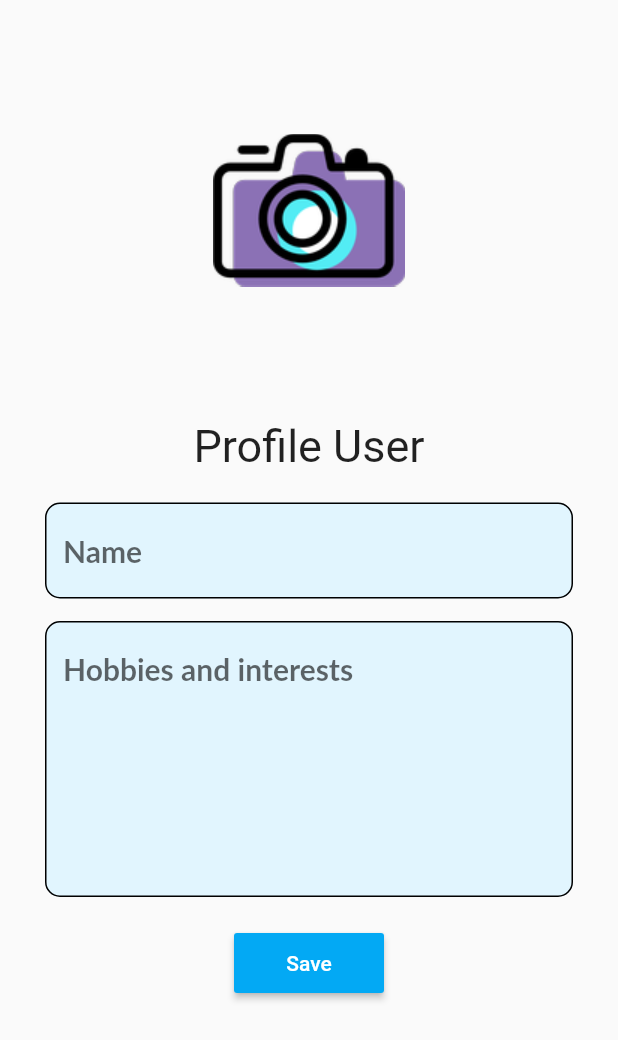
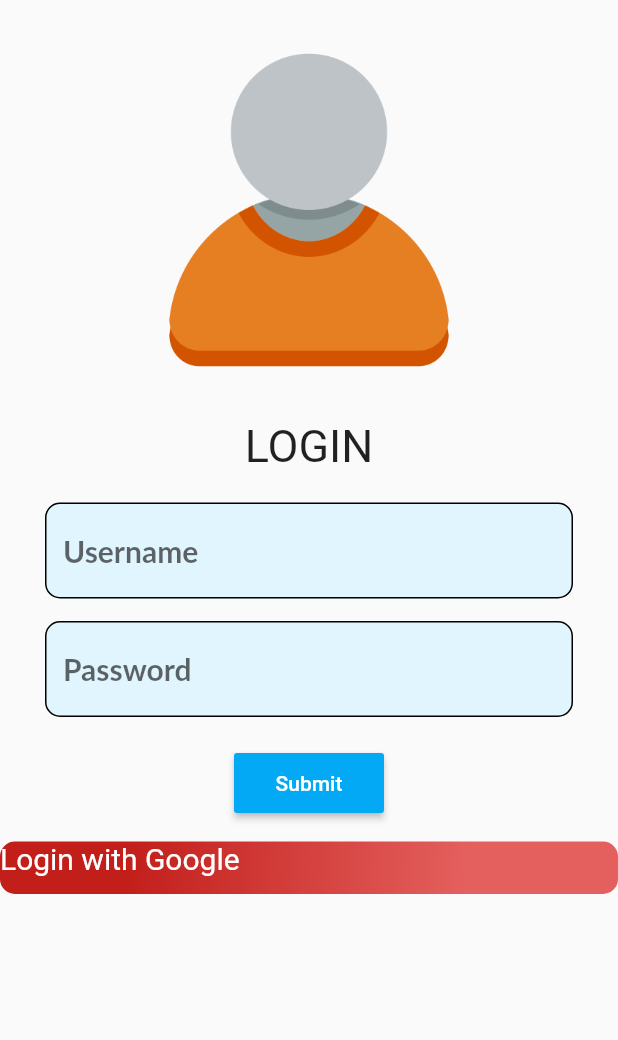
Before and after one commit to CriSanbed/Lab02, a Flutter app: the screen it shows after launch, on a phone screen of 412 x 824 dp. Shown: the top 1040 px of the screen. Run offline on Flutter 3.47's test engine with Material 2 defaults, Android fonts, the phone set to English and light mode, and no system bars; missing offline and left inert: generic_bloc_provider; Roboto replaces fonts that are missing (Lato).

Commit message:
Bloc provider y boton con Google

```diff
--- /dev/null
+++ b/flutter_application_1/lib/User/UI/Screen/login2.dart
@@ -0,0 +1,80 @@
+import 'package:flutter/material.dart';
+import 'package:flutter_application_1/User/UI/Widgets/textinput.dart';
+import 'package:flutter_application_1/User/UI/Widgets/googleButton.dart';
+
+class Login2 extends StatelessWidget {
+  final _controllerUsername = TextEditingController();
+  final _controllerPassword = TextEditingController();
+
+  @override
+  Widget build(BuildContext context) {
+    return Scaffold(
+        body: Container(
+      child: ListView(
+        children: <Widget>[
+          Container(
+            height: 250.0,
+            width: 250.0,
+            margin: EdgeInsets.only(top: 15.0),
+            decoration: BoxDecoration(
+              image: DecorationImage(
+                fit: BoxFit.scaleDown,
+                image: AssetImage("assets/img/login.png"),
+              ),
+              borderRadius: BorderRadius.all(Radius.circular(10.0)),
+              shape: BoxShape.rectangle,
+            ),
+          ), //CONTAINER PARA LA FOTO
+
+          Container(
+            height: 40.0,
+            margin: EdgeInsets.only(top: 15.0),
+            child: Text(
+              "LOGIN",
+              textAlign: TextAlign.center,
+              style: TextStyle(fontSize: 30),
+            ),
+          ), //CONTAINER PARA TITULO
+
+          Container(
+            margin: EdgeInsets.only(top: 15.0),
+            child: TextInput(
+                hint: "Username",
+                inputType: TextInputType.name,
+                controller: _controllerUsername,
+                maxLineas: 1),
+          ), //CONTAINER PARA EL USERNAME
+          Container(
+            margin: EdgeInsets.only(top: 15.0),
+            child: TextInput(
+                hint: "Password",
+                inputType: TextInputType.text,
+                controller: _controllerPassword,
+                maxLineas: 1),
+          ), //CONTAINER PARA EL PASSWORD
+          Container(
+            margin: EdgeInsets.only(top: 20.0),
+            child: Center(
+              child: MaterialButton(
+                minWidth: 100.0,
+                height: 40.0,
+                onPressed: () {},
+                color: Colors.lightBlue,
+                child: Text(
+                  'Submit',
+                  style: TextStyle(color: Colors.white),
+                ),
+              ),
+            ),
+          ),
+          //aqui
+          GoogleButton(
+              textC: 'Login with Google',
+              widthC: 80,
+              heightC: 35,
+              onPressed: () {})
+        ],
+      ),
+    ));
+  }
+}
--- /dev/null
+++ b/flutter_application_1/lib/User/UI/Widgets/googleButton.dart
@@ -0,0 +1,52 @@
+import 'package:flutter/material.dart';
+
+//ESTE BOTON SI VA A TENER ACCION CUANDO SE TAPEE, aqui solo constructores
+class GoogleButton extends StatefulWidget {
+  //declaro parametros para el alto y ancho del boton de la clase _GoogleButton
+  double widthC = 0.0;
+  double heightC = 0.0;
+  final String textC;
+
+  //que pasa cuando se tapee, mediante constructor
+  final VoidCallback onPressed;
+
+  GoogleButton({
+    Key key,
+    @required this.textC,
+    @required this.widthC,
+    @required this.heightC,
+    @required this.onPressed,
+  });
+
+  @override
+  State<StatefulWidget> createState() {
+    return _GoogleButton();
+  }
+}
+
+//CLASE ANIDADA
+class _GoogleButton extends State<GoogleButton> {
+  @override
+  Widget build(BuildContext context) {
+    return InkWell(
+      onTap: widget.onPressed,
+      child: Container(
+        margin: EdgeInsets.only(top: 15),
+        width: widget.heightC,
+        height: widget.heightC,
+        decoration: BoxDecoration(
+            borderRadius: BorderRadius.circular(10.0),
+            gradient: LinearGradient(
+              colors: [Color(0xFFC21E1A), Color(0xFFe4605e)],
+              begin: FractionalOffset(0.2, 0.0),
+              end: FractionalOffset(1.0, 0.6),
+              stops: [0.0, 0.7],
+            )),
+        child: Text(
+          widget.textC,
+          style: TextStyle(fontSize: 20, color: Colors.white),
+        ),
+      ),
+    );
+  }
+}
--- a/flutter_application_1/lib/main.dart
+++ b/flutter_application_1/lib/main.dart
@@ -1,6 +1,7 @@
 import 'package:flutter/material.dart';
 import 'package:flutter_application_1/User/Bloc/BLOC_user.dart';
 import 'package:flutter_application_1/User/UI/Screen/login.dart';
+import 'package:flutter_application_1/User/UI/Screen/login2.dart';
 import 'package:generic_bloc_provider/generic_bloc_provider.dart';
 import 'package:flutter_application_1/User/UI/Screen/profile.dart';
 
@@ -10,15 +11,17 @@ void main() {
 
 class MyApp extends StatelessWidget {
   // This widget is the root of your application.
+
+  // ESTE PROYECTO LO ESTOY GUARDANDO EN EL REPOSITORIO: LAB02, en la rama MASTER
   @override
   Widget build(BuildContext context) {
     return BlocProvider(
         child: MaterialApp(
           title: 'Interfaz Login',
-          home: Profile(),
+          home: Login2(),
           initialRoute: 'main',
           routes: {
-            'main': (context) => Profile(),
+            'main': (context) => Login2(),
           },
         ),
         bloc: UserBloc());
--- a/flutter_application_1/pubspec.yaml
+++ b/flutter_application_1/pubspec.yaml
@@ -3,7 +3,7 @@ description: A new Flutter project.
 
 # The following line prevents the package from being accidentally published to
 # pub.dev using `pub publish`. This is preferred for private packages.
-publish_to: 'none' # Remove this line if you wish to publish to pub.dev
+publish_to: "none" # Remove this line if you wish to publish to pub.dev
 
 # The following defines the version and build number for your application.
 # A version number is three numbers separated by dots, like 1.2.43
@@ -23,7 +23,6 @@ environment:
 dependencies:
   flutter:
     sdk: flutter
-
 
   # The following adds the Cupertino Icons font to your application.
   # Use with the CupertinoIcons class for iOS style icons.
@@ -45,7 +44,6 @@ dev_dependencies:
 
 # The following section is specific to Flutter.
 flutter:
-
   # The following line ensures that the Material Icons font is
   # included with your application, so that you can use the icons in
   # the material Icons class.
@@ -55,3 +53,4 @@ flutter:
     - assets/img/login.jpg
     - assets/img/facebook.png
     - assets/img/camara.png
+    - assets/img/login.png
```
Also changed, not shown: flutter_application_1/assets/img/login.png (added).
